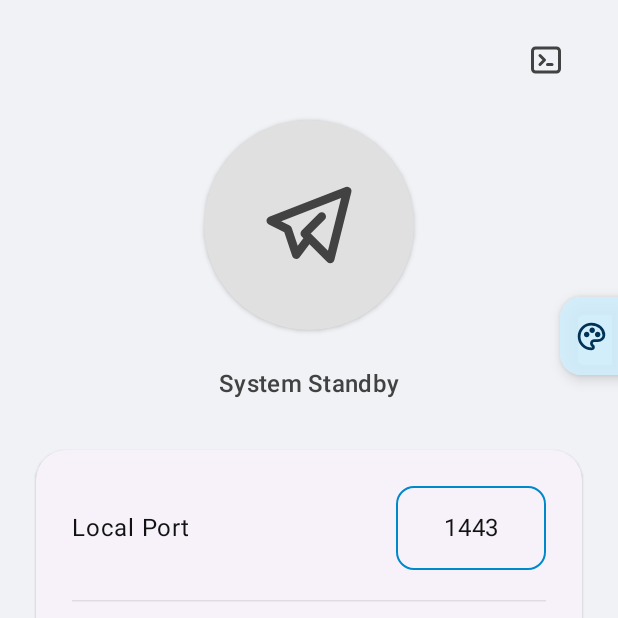
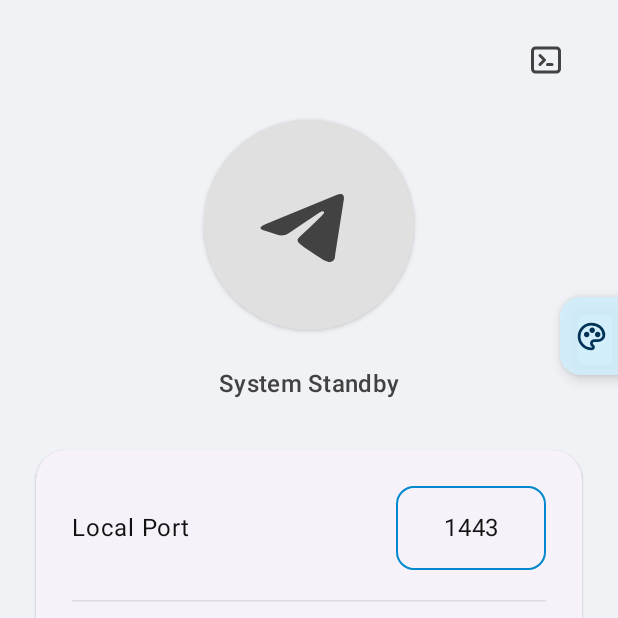
Before and after one commit to RHineIx/UmbraProxy, an Android app built with Jetpack Compose: the screen it shows after launch (MainActivity), on a phone screen of 412 x 824 dp, the top half of it. Run offline under Robolectric (Android 15) with nearby library versions, the phone set to English and light mode, and no system bars; libraries missing offline, so code that uses them is left out: com.sun.jna; pictures from the network do not load; 7 statements that could not run were skipped.

Commit message:
Restore original Telegram artwork in connection buttons
Restore the original Telegram drawable and connection-toggle alignment in
the main connection button and the lower Launch Telegram button. Remove
the unused Tabler Telegram vector.

Validation: compileDebugKotlin, processDebugResources, and lintDebug passed;
restored artwork matches the pre-migration file byte-for-byte.

```diff
--- a/app/src/main/java/io/github/umbraproxy/MainActivity.kt
+++ b/app/src/main/java/io/github/umbraproxy/MainActivity.kt
@@ -465,7 +465,7 @@ fun UmbraMainScreen(settingsStore: SettingsStore, onOpenLogs: () -> Unit) {
                     intent.addFlags(Intent.FLAG_ACTIVITY_NEW_TASK)
                     try { context.startActivity(intent) } catch (e: Exception) { Toast.makeText(context, context.getString(R.string.msg_tg_not_installed), Toast.LENGTH_SHORT).show() }
                 }, enabled = isRunning, modifier = Modifier.weight(3f).height(56.dp), shape = RoundedCornerShape(16.dp)) {
-                    Icon(painter = painterResource(id = R.drawable.ic_tabler_brand_telegram), contentDescription = null, modifier = Modifier.size(22.dp))
+                    Icon(painter = painterResource(id = R.drawable.ic_telegram), contentDescription = null, modifier = Modifier.size(22.dp))
                     Spacer(Modifier.width(12.dp)); Text(stringResource(R.string.btn_launch_telegram), style = MaterialTheme.typography.titleMedium)
                 }
             }
@@ -503,7 +503,7 @@ fun MainConnectionToggle(isRunning: Boolean, isStarting: Boolean, onClick: () ->
     Surface(modifier = Modifier.size(140.dp).scale(scale).clickable(interactionSource = remember { MutableInteractionSource() }, indication = null, onClick = onClick),
         shape = CircleShape, color = buttonColor, shadowElevation = if (isActiveVisual) 12.dp else 2.dp) {
         Box(contentAlignment = Alignment.Center) {
-            Icon(painter = painterResource(id = R.drawable.ic_tabler_brand_telegram), contentDescription = null, tint = iconColor, modifier = Modifier.size(68.dp))
+            Icon(painter = painterResource(id = R.drawable.ic_telegram), contentDescription = null, tint = iconColor, modifier = Modifier.size(68.dp).offset(x = (-4).dp, y = 2.dp))
         }
     }
 }
--- a/app/src/main/res/drawable/ic_tabler_brand_telegram.xml
+++ /dev/null
@@ -1,15 +0,0 @@
-<?xml version="1.0" encoding="utf-8"?>
-<!-- Tabler Icons v3.36.0: brand-telegram (MIT). See third_party/tabler-icons/LICENSE. -->
-<vector xmlns:android="http://schemas.android.com/apk/res/android"
-    android:width="24dp"
-    android:height="24dp"
-    android:viewportWidth="24"
-    android:viewportHeight="24">
-    <path
-        android:fillColor="@android:color/transparent"
-        android:strokeColor="@android:color/white"
-        android:strokeWidth="2"
-        android:strokeLineCap="round"
-        android:strokeLineJoin="round"
-        android:pathData="M15 10l-4 4l6 6l4 -16l-18 7l4 2l2 6l3 -4" />
-</vector>
--- /dev/null
+++ b/app/src/main/res/drawable/ic_telegram.xml
@@ -0,0 +1,9 @@
+<vector xmlns:android="http://schemas.android.com/apk/res/android"
+    android:width="128dp"
+    android:height="128dp"
+    android:viewportWidth="512"
+    android:viewportHeight="512">
+  <path
+      android:pathData="M461.23,112c-4.48,29.01 -34.77,226.13 -44.59,288a27.1,27.1 0,0 1,-12.82 23.14a27.09,27.09 0,0 1,-26.43 1.18a138.9,138.9 0,0 1,-36.05 -18.99c-33.92,-22.61 -68.48,-44.16 -100.48,-69.33c-15.36,-12.16 -15.57,-23.47 0,-36.91a3589,3589 0,0 0,109.44 -104.11c4.69,-4.69 15.36,-15.15 9.39,-21.33c-5.97,-6.19 -18.35,2.56 -24.32,6.61c-49.92,33.28 -100.27,66.35 -149.33,100.48A62.5,62.5 0,0 1,128 289.92c-23.47,-7.04 -46.72,-14.72 -69.76,-22.4c-9.39,-2.99 -34.13,-13.01 11.73,-31.79c117.12,-48.64 236.59,-97.49 354.13,-145.92c28.59,-10.88 40.53,-1.28 37.12,22.19"
+      android:fillColor="#ffffff"/>
+</vector>
```
